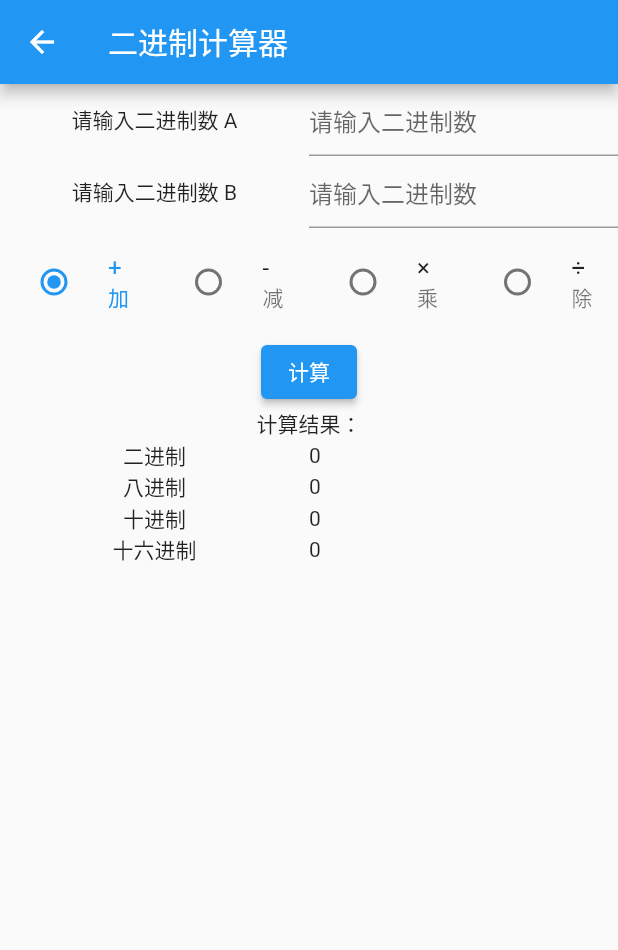
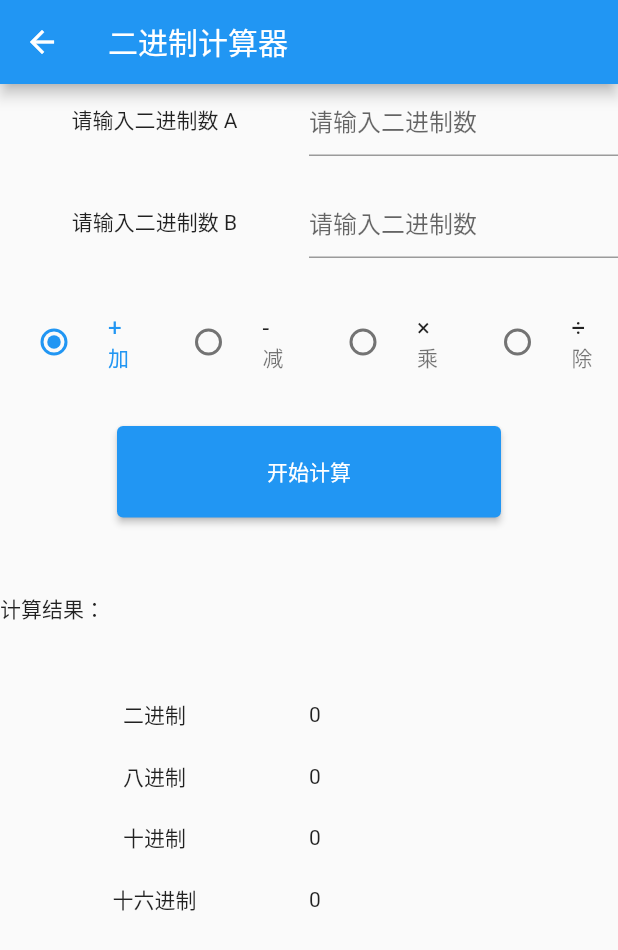
Before and after one commit to monkey1992/multifunction_calculator, a Flutter app: the Calculator screen opened directly, on a phone screen of 412 x 824 dp. Shown: the top 950 px of the screen. Run offline on Flutter 3.47's test engine with Material 2 defaults, Android fonts, the light colour scheme and no system bars; our stand-ins replace fluttertoast.

Commit message:
Calculator

```diff
--- a/lib/calculator.dart
+++ b/lib/calculator.dart
@@ -69,6 +69,12 @@ class _CalculatorState extends State<Calculator> {
                   child: TextField(
                 keyboardType: TextInputType.number,
                 onChanged: (value) {
+                  if (value == null || value.isEmpty) {
+                    this.setState(() {
+                      _textFieldAError = null;
+                      _a = 0;
+                    });
+                  } else {
                     int result = _convertNumber(value);
                     if (result == null) {
                       this.setState(() {
@@ -80,12 +86,14 @@ class _CalculatorState extends State<Calculator> {
                         _a = result;
                       });
                     }
+                  }
                 },
                 decoration: InputDecoration(
                     hintText: "请输入$_typeName数", errorText: _textFieldAError),
               ))
             ],
           ),
+          SizedBox(height: 20),
           Row(
             children: [
               Expanded(
@@ -95,6 +103,12 @@ class _CalculatorState extends State<Calculator> {
                   child: TextField(
                 keyboardType: TextInputType.number,
                 onChanged: (value) {
+                  if (value == null || value.isEmpty) {
+                    this.setState(() {
+                      _textFieldBError = null;
+                      _b = 0;
+                    });
+                  } else {
                     int result = _convertNumber(value);
                     if (result == null) {
                       this.setState(() {
@@ -106,12 +120,14 @@ class _CalculatorState extends State<Calculator> {
                         _b = result;
                       });
                     }
+                  }
                 },
                 decoration: InputDecoration(
                     hintText: "请输入$_typeName数", errorText: _textFieldBError),
               ))
             ],
           ),
+          SizedBox(height: 20),
           Row(
             children: [
               Expanded(
@@ -168,8 +184,9 @@ class _CalculatorState extends State<Calculator> {
               )),
             ],
           ),
+          SizedBox(height: 20),
           ElevatedButton(
-              child: Text("计算"),
+            child: Text("开始计算"),
             onPressed: () {
               if (_textFieldAError != null) {
                 Fluttertoast.showToast(msg: "请输入合法的$_typeName数 A");
@@ -192,26 +209,35 @@ class _CalculatorState extends State<Calculator> {
                   }
                 }
               });
-              }),
-          Text("计算结果："),
+            },
+            style: ButtonStyle(
+                padding: MaterialStateProperty.all(
+                    EdgeInsets.fromLTRB(100, 20, 100, 20))),
+          ),
+          SizedBox(height: 50),
+          Row(children: [Text("计算结果：", textAlign: TextAlign.left)]),
+          SizedBox(height: 50),
           Row(
             children: [
               Expanded(child: Text("二进制", textAlign: TextAlign.center)),
               Expanded(child: Text(_result.toRadixString(2)))
             ],
           ),
+          SizedBox(height: 20),
           Row(
             children: [
               Expanded(child: Text("八进制", textAlign: TextAlign.center)),
               Expanded(child: Text(_result.toRadixString(8)))
             ],
           ),
+          SizedBox(height: 20),
           Row(
             children: [
               Expanded(child: Text("十进制", textAlign: TextAlign.center)),
               Expanded(child: Text(_result.toString()))
             ],
           ),
+          SizedBox(height: 20),
           Row(
             children: [
               Expanded(child: Text("十六进制", textAlign: TextAlign.center)),
```
Lines whose indentation alone changed are shown as unchanged.
